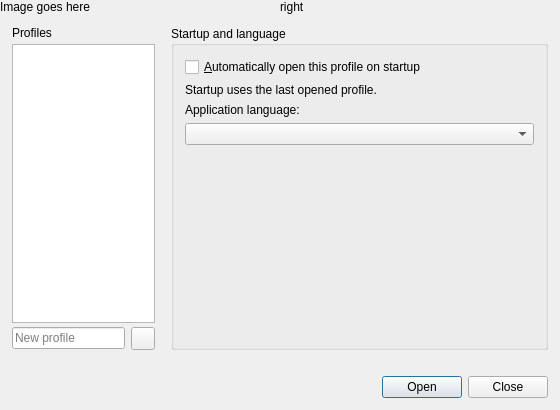
psi-im/psi, file src/profileopen.ui: the form before one commit.
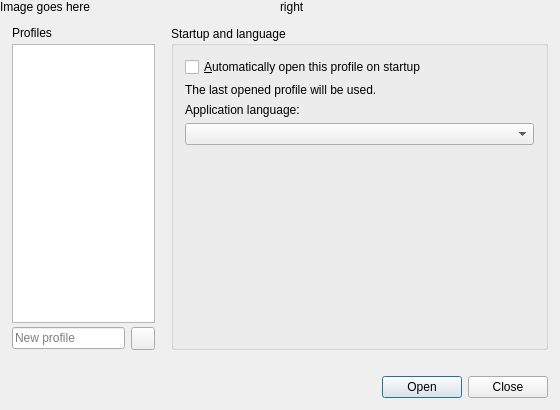
The form after the commit.

Commit message: Clarify the startup profile helper text

```diff
--- a/src/profileopen.ui
+++ b/src/profileopen.ui
@@ -100,7 +100,7 @@
           <item>
            <widget class="QLabel" name="lb_startupHint">
             <property name="text">
-             <string>Startup uses the last opened profile.</string>
+             <string>The last opened profile will be used.</string>
             </property>
             <property name="wordWrap"><bool>true</bool></property>
            </widget>
```
